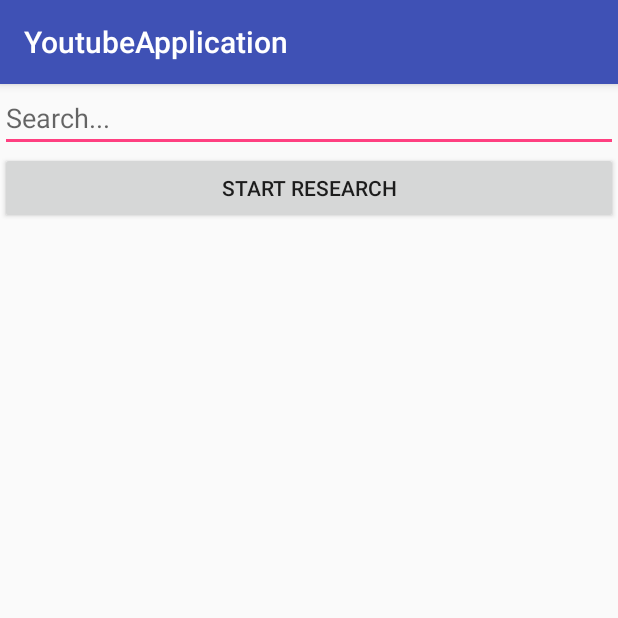
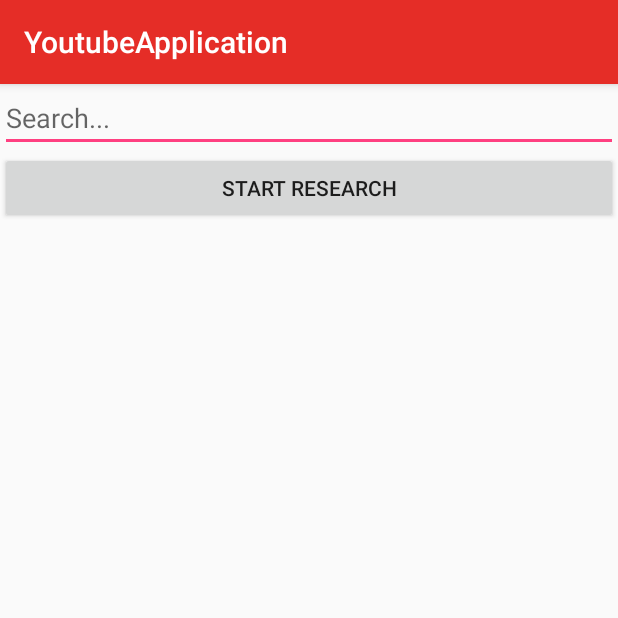
Before and after one commit to Harmanax/YoutubeApplication, an Android app: the screen it shows after launch (MainActivity), on a phone screen of 412 x 824 dp, the top half of it. Run offline under Robolectric (Android 15) with nearby library versions, the phone set to English and light mode, and no system bars; our stand-ins replace Volley.

Commit message:
changement du style
changement du style

```diff
--- a/app/src/main/res/values/colors.xml
+++ b/app/src/main/res/values/colors.xml
@@ -1,6 +1,8 @@
 <?xml version="1.0" encoding="utf-8"?>
 <resources>
-    <color name="colorPrimary">#3F51B5</color>
-    <color name="colorPrimaryDark">#303F9F</color>
+    <color name="colorPrimary">#E52D27</color>
+    <color name="colorPrimaryDark">#E52D27</color>
     <color name="colorAccent">#FF4081</color>
+    <color name="red">#e52D27</color>
+    <color name="white">#FFFFFF</color>
 </resources>
```
Also changed, not shown: 1 other file.
